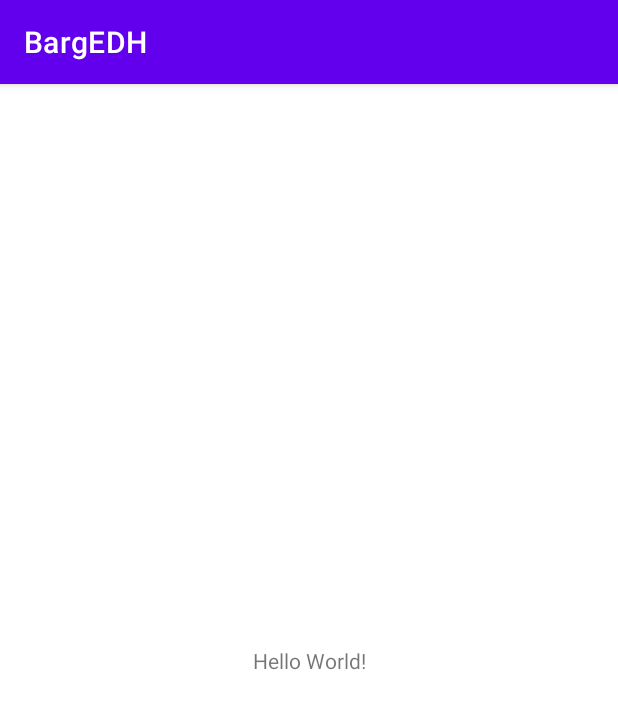
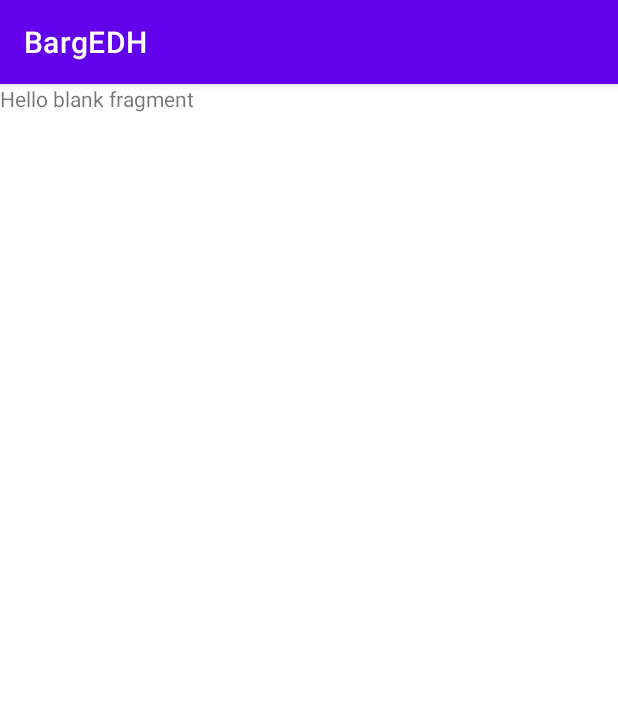
Before and after one commit to AmazingCrusader/BargEDH, an Android app: the screen it shows after launch (MainActivity), on a phone screen of 412 x 824 dp. Shown: the top 709 px of the screen. Run offline under Robolectric (Android 15) with nearby library versions, the light colour scheme and no system bars.

Commit message:
Added basic navigation

```diff
--- /dev/null
+++ b/app/src/main/java/com/barge/bargedh/ui/decks/DecksFragment.kt
@@ -0,0 +1,60 @@
+package com.barge.bargedh.ui.decks
+
+import android.os.Bundle
+import androidx.fragment.app.Fragment
+import android.view.LayoutInflater
+import android.view.View
+import android.view.ViewGroup
+import com.barge.bargedh.R
+
+// TODO: Rename parameter arguments, choose names that match
+// the fragment initialization parameters, e.g. ARG_ITEM_NUMBER
+private const val ARG_PARAM1 = "param1"
+private const val ARG_PARAM2 = "param2"
+
+/**
+ * A simple [Fragment] subclass.
+ * Use the [DecksFragment.newInstance] factory method to
+ * create an instance of this fragment.
+ */
+class DecksFragment : Fragment() {
+    // TODO: Rename and change types of parameters
+    private var param1: String? = null
+    private var param2: String? = null
+
+    override fun onCreate(savedInstanceState: Bundle?) {
+        super.onCreate(savedInstanceState)
+        arguments?.let {
+            param1 = it.getString(ARG_PARAM1)
+            param2 = it.getString(ARG_PARAM2)
+        }
+    }
+
+    override fun onCreateView(
+        inflater: LayoutInflater, container: ViewGroup?,
+        savedInstanceState: Bundle?
+    ): View? {
+        // Inflate the layout for this fragment
+        return inflater.inflate(R.layout.fragment_decks, container, false)
+    }
+
+    companion object {
+        /**
+         * Use this factory method to create a new instance of
+         * this fragment using the provided parameters.
+         *
+         * @param param1 Parameter 1.
+         * @param param2 Parameter 2.
+         * @return A new instance of fragment DecksFragment.
+         */
+        // TODO: Rename and change types and number of parameters
+        @JvmStatic
+        fun newInstance(param1: String, param2: String) =
+            DecksFragment().apply {
+                arguments = Bundle().apply {
+                    putString(ARG_PARAM1, param1)
+                    putString(ARG_PARAM2, param2)
+                }
+            }
+    }
+}
--- a/app/src/main/res/layout/activity_main.xml
+++ b/app/src/main/res/layout/activity_main.xml
@@ -6,13 +6,12 @@
     android:layout_height="match_parent"
     tools:context=".MainActivity">
 
-    <TextView
-        android:layout_width="wrap_content"
-        android:layout_height="wrap_content"
-        android:text="Hello World!"
-        app:layout_constraintBottom_toBottomOf="parent"
-        app:layout_constraintLeft_toLeftOf="parent"
-        app:layout_constraintRight_toRightOf="parent"
-        app:layout_constraintTop_toTopOf="parent" />
+    <androidx.fragment.app.FragmentContainerView
+        android:id="@+id/nav_host_fragment"
+        android:name="androidx.navigation.fragment.NavHostFragment"
+        android:layout_width="match_parent"
+        android:layout_height="match_parent"
+        app:defaultNavHost="true"
+        app:navGraph="@navigation/nav_graph"/>
 
 </androidx.constraintlayout.widget.ConstraintLayout>
--- /dev/null
+++ b/app/src/main/res/layout/fragment_decks.xml
@@ -0,0 +1,14 @@
+<?xml version="1.0" encoding="utf-8"?>
+<FrameLayout xmlns:android="http://schemas.android.com/apk/res/android"
+    xmlns:tools="http://schemas.android.com/tools"
+    android:layout_width="match_parent"
+    android:layout_height="match_parent"
+    tools:context=".ui.decks.DecksFragment">
+
+    <!-- TODO: Update blank fragment layout -->
+    <TextView
+        android:layout_width="match_parent"
+        android:layout_height="match_parent"
+        android:text="@string/hello_blank_fragment" />
+
+</FrameLayout>
--- /dev/null
+++ b/app/src/main/res/navigation/nav_graph.xml
@@ -0,0 +1,13 @@
+<?xml version="1.0" encoding="utf-8"?>
+<navigation xmlns:android="http://schemas.android.com/apk/res/android"
+    xmlns:app="http://schemas.android.com/apk/res-auto"
+    xmlns:tools="http://schemas.android.com/tools"
+    android:id="@+id/nav_graph"
+    app:startDestination="@id/decksFragment">
+
+    <fragment
+        android:id="@+id/decksFragment"
+        android:name="com.barge.bargedh.ui.decks.DecksFragment"
+        android:label="fragment_decks"
+        tools:layout="@layout/fragment_decks" />
+</navigation>
--- a/app/src/main/res/values/strings.xml
+++ b/app/src/main/res/values/strings.xml
@@ -1,3 +1,5 @@
 <resources>
     <string name="app_name">BargEDH</string>
+    <!-- TODO: Remove or change this placeholder text -->
+    <string name="hello_blank_fragment">Hello blank fragment</string>
 </resources>
```
Also changed, not shown: app/build.gradle (+9 -0 lines), app/src/main/res/layout/fragment_life_counter.xml (added, +14 -0 lines).
